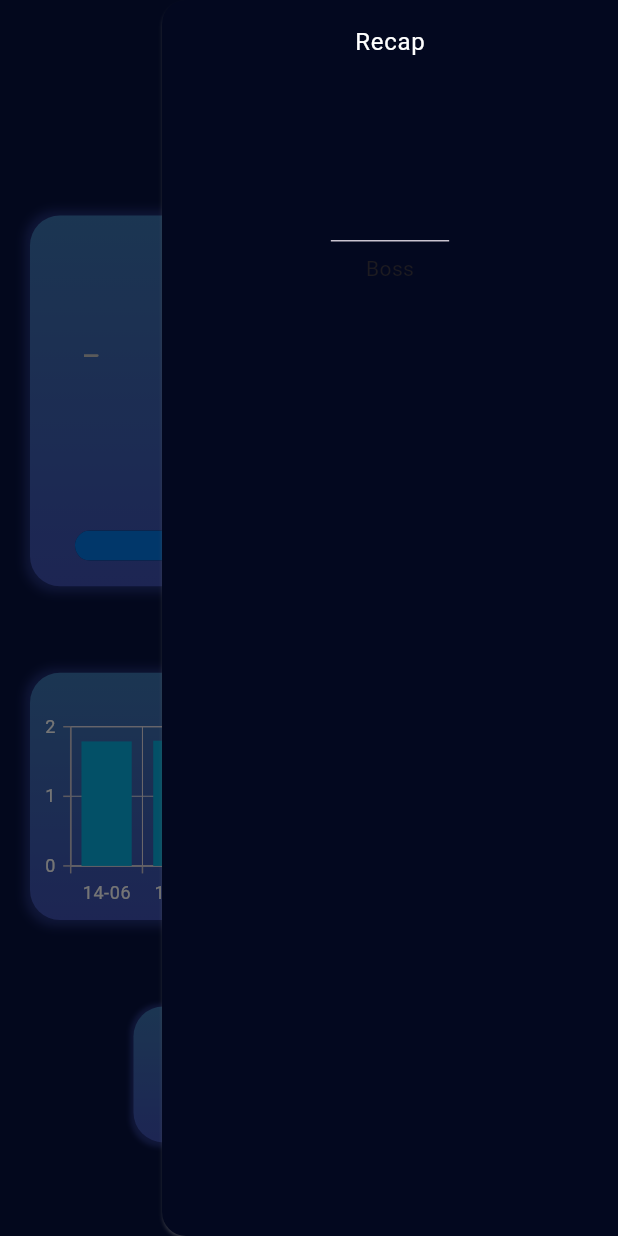
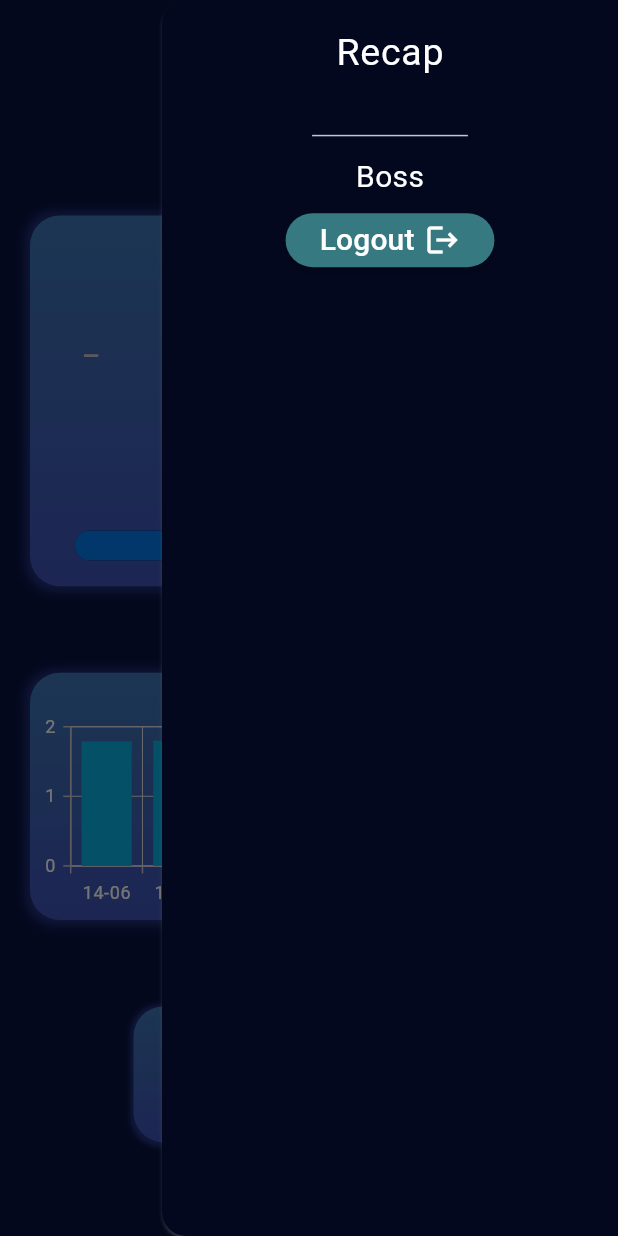
Before and after one commit to P-I-E-N-O/app, a Flutter app: the screen it shows after launch, with the side drawer open, on a phone screen of 412 x 824 dp. Run offline on Flutter 3.47's test engine with Material 3 defaults, Android fonts, the phone set to English and light mode, and no system bars; our stand-ins replace dio, liquid_progress_indicator_v2, lottie, syncfusion_flutter_charts; Roboto replaces fonts that are missing (futura).

Commit message:
Drawer menu + Tank Size added in add_car_form + minor fixes
Co-authored-by: carzacc <carmine@carminezacc.com>
Co-authored-by: AntonioDeBlasi-Git <antoniodebla01@gmail.com>

```diff
--- a/lib/main.dart
+++ b/lib/main.dart
@@ -67,7 +67,7 @@ class _SplashScreenState extends State<SplashScreen> {
   }
 
   _navigateToHome() async {
-    await Future.delayed(const Duration(seconds: 5), () {});
+    await Future.delayed(const Duration(seconds: 2), () {});
     Navigator.pushReplacement(
       // ignore: use_build_context_synchronously
       context,
@@ -153,13 +153,59 @@ class HomePage extends StatelessWidget {
         shadowColor: Colors.grey,
         child: Column(
           children: [
-            const DrawerHeader(
-              child: Text(
-                "Recap",
-                style: TextStyle(color: Colors.white),
+            SizedBox(
+              height: MediaQuery.of(context).size.height * 0.12,
+              child: const DrawerHeader(
+                child: Text(
+                  "Recap",
+                  style: TextStyle(
+                    color: Colors.white,
+                    fontSize: 25,
+                  ),
+                ),
               ),
             ),
-            Text(state.username!),
+            SizedBox(
+              height: MediaQuery.of(context).size.height * 0.006,
+            ),
+            Text(
+              state.username!,
+              style: const TextStyle(
+                color: Colors.white,
+                fontSize: 20,
+              ),
+            ),
+            SizedBox(
+              height: MediaQuery.of(context).size.height * 0.004,
+            ),
+            Padding(
+              padding: EdgeInsets.symmetric(
+                  horizontal: MediaQuery.of(context).size.width * 0.2),
+              child: MaterialButton(
+                onPressed: () {},
+                color: const Color(0xFF367980),
+                shape: RoundedRectangleBorder(
+                  borderRadius: BorderRadius.circular(100),
+                ),
+                child: const Row(
+                  mainAxisAlignment: MainAxisAlignment.spaceEvenly,
+                  crossAxisAlignment: CrossAxisAlignment.center,
+                  children: [
+                    Text(
+                      "Logout",
+                      style: TextStyle(
+                        color: Colors.white,
+                        fontSize: 20,
+                      ),
+                    ),
+                    Icon(
+                      Icons.logout,
+                      color: Colors.white,
+                    ),
+                  ],
+                ),
+              ),
+            ),
           ],
         ),
       ),
@@ -317,9 +363,7 @@ class HomePage extends StatelessWidget {
               ),
               SizedBox(height: MediaQuery.of(context).size.height * 0.07),
               GestureDetector(
-                onTap: () {
-                  //print("aaaaaaaaaaaa");
-                },
+                onTap: () {},
                 child: Container(
                   height: MediaQuery.of(context).size.height * 0.11,
                   decoration: BoxDecoration(
```
Also changed, not shown: lib/add_car_form.dart (+22 -0 lines).
